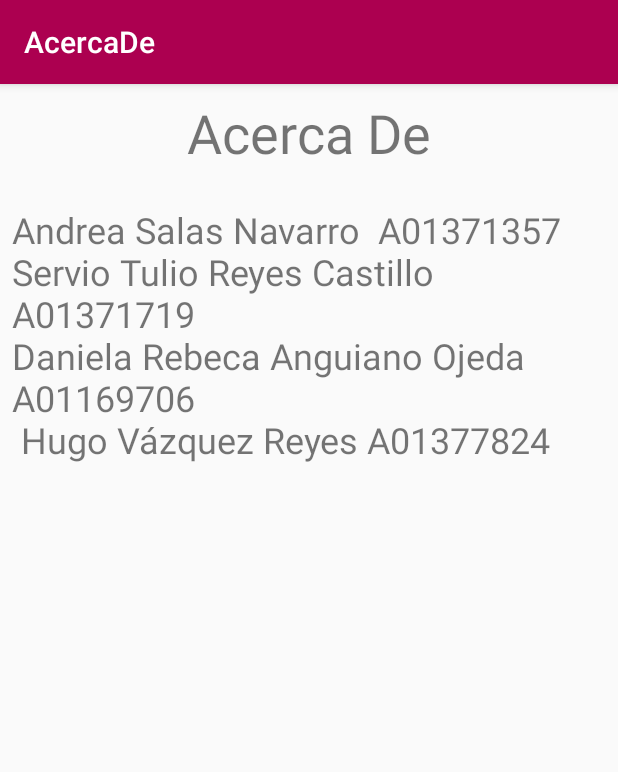
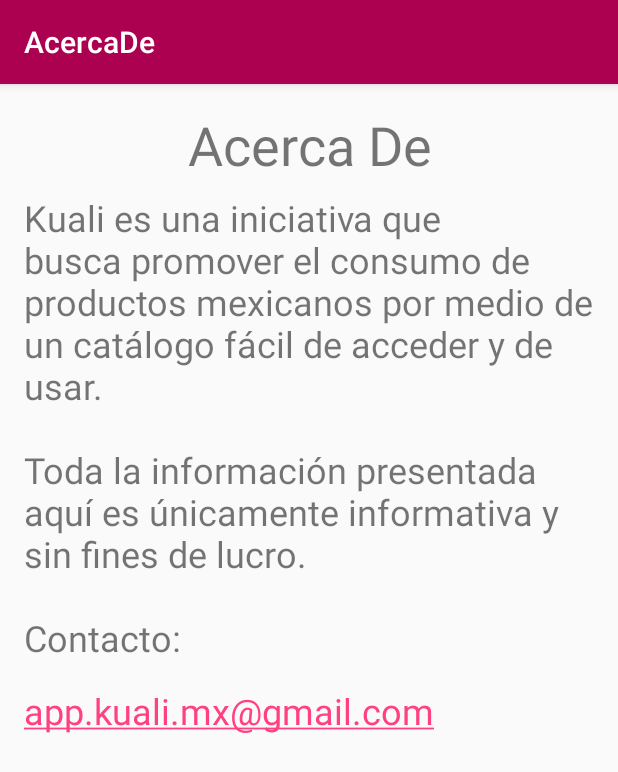
Before and after one commit to andsanav/Kuali, an Android app: the AcercaDe screen opened directly, with no data from a screen before it, on a phone screen of 412 x 824 dp. Shown: the top 772 px of the screen. Run offline under Robolectric (Android 15) with nearby library versions, the phone set to English and light mode, and no system bars.

Commit message:
Cambio en el Acerca De

```diff
--- a/app/src/main/java/mx/itesm/kuali/kuali/AcercaDe.java
+++ b/app/src/main/java/mx/itesm/kuali/kuali/AcercaDe.java
@@ -7,10 +7,14 @@
 import android.support.design.widget.Snackbar;
 import android.support.v7.app.AppCompatActivity;
 import android.support.v7.widget.Toolbar;
+import android.text.Html;
+import android.text.method.LinkMovementMethod;
 import android.view.View;
+import android.widget.TextView;
 
 public class AcercaDe extends AppCompatActivity {
 
+    TextView correo;
 
     @Override
     protected void onCreate(Bundle savedInstanceState) {
@@ -18,12 +22,11 @@
         setContentView(R.layout.activity_acerca_de);
         Toolbar toolbar = (Toolbar) findViewById(R.id.toolbar);
         setSupportActionBar(toolbar);
-
+        correo = findViewById(R.id.correo_contacto);
+        correo.setText(Html.fromHtml("<a href=\"mailto:app.kuali.mx@gmail.com\">app.kuali.mx@gmail.com</a>"));
+        correo.setMovementMethod(LinkMovementMethod.getInstance());
     }
 
-    public void registro_de_productos(View v){
-        Intent tabMain = new Intent(getBaseContext(), Formulario_Producto.class);
-        startActivity(tabMain);
-    }
+
 
 }
--- a/app/src/main/res/layout/content_acerca_de.xml
+++ b/app/src/main/res/layout/content_acerca_de.xml
@@ -8,14 +8,34 @@
     tools:context=".AcercaDe"
     tools:showIn="@layout/activity_acerca_de">
 
+    <ScrollView
+        android:layout_width="match_parent"
+        android:layout_height="match_parent"
+        android:layout_marginBottom="8dp"
+        android:layout_marginEnd="8dp"
+        android:layout_marginStart="8dp"
+        android:layout_marginTop="8dp"
+        app:layout_constraintBottom_toBottomOf="parent"
+        app:layout_constraintEnd_toEndOf="parent"
+        app:layout_constraintHorizontal_bias="1.0"
+        app:layout_constraintStart_toStartOf="parent"
+        app:layout_constraintTop_toTopOf="parent"
+        app:layout_constraintVertical_bias="0.0">
+
+        <LinearLayout
+            android:layout_width="match_parent"
+            android:layout_height="wrap_content"
+            android:orientation="vertical">
+
             <TextView
                 android:id="@+id/textView"
-        android:layout_width="wrap_content"
+                android:layout_width="match_parent"
                 android:layout_height="wrap_content"
                 android:layout_marginEnd="8dp"
                 android:layout_marginStart="8dp"
                 android:layout_marginTop="8dp"
                 android:text="Acerca De"
+                android:textAlignment="center"
                 android:textSize="36sp"
                 app:layout_constraintEnd_toEndOf="parent"
                 app:layout_constraintStart_toStartOf="parent"
@@ -23,13 +43,13 @@
 
             <TextView
                 android:id="@+id/textView2"
-        android:layout_width="wrap_content"
+                android:layout_width="match_parent"
                 android:layout_height="wrap_content"
                 android:layout_marginBottom="8dp"
                 android:layout_marginEnd="8dp"
                 android:layout_marginStart="8dp"
                 android:layout_marginTop="8dp"
-        android:text="Andrea Salas Navarro  A01371357\nServio Tulio Reyes Castillo  A01371719\nDaniela Rebeca Anguiano Ojeda A01169706\n Hugo Vázquez Reyes A01377824"
+                android:text="Kuali es una iniciativa que busca promover el consumo de productos mexicanos por medio de un catálogo fácil de acceder y de usar.\n\nToda la información presentada aquí es únicamente informativa y sin fines de lucro.\n\nContacto:"
                 android:textSize="24sp"
                 app:layout_constraintBottom_toBottomOf="parent"
                 app:layout_constraintEnd_toEndOf="parent"
@@ -38,4 +58,16 @@
                 app:layout_constraintTop_toBottomOf="@+id/textView"
                 app:layout_constraintVertical_bias="0.03" />
 
+            <TextView
+                android:id="@+id/correo_contacto"
+                android:layout_width="match_parent"
+                android:layout_height="wrap_content"
+                android:text="app.kuali.mx@gmail.com"
+                android:layout_marginEnd="8dp"
+                android:layout_marginStart="8dp"
+                android:layout_marginTop="8dp"
+                android:textSize="24sp" />
+        </LinearLayout>
+    </ScrollView>
+
 </android.support.constraint.ConstraintLayout>
```
Lines whose indentation alone changed are shown as unchanged.
